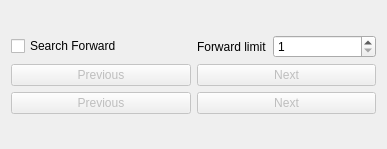
Old version of the form app/resources/modules/bible.ui in the repository xerp/projections.
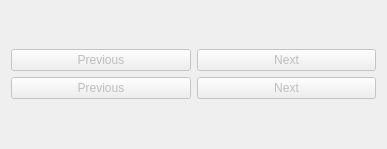
New version of the form. Icons and pictures are not drawn.

Patch:
```diff
--- a/app/resources/modules/bible.ui
+++ b/app/resources/modules/bible.ui
@@ -24,45 +24,7 @@
     <layout class="QVBoxLayout" name="verticalLayout">
      <item>
       <layout class="QGridLayout" name="gridLayout">
-       <item row="2" column="1">
-        <widget class="QPushButton" name="cmdNextChapter">
-         <property name="enabled">
-          <bool>false</bool>
-         </property>
-         <property name="sizePolicy">
-          <sizepolicy hsizetype="Minimum" vsizetype="Maximum">
-           <horstretch>0</horstretch>
-           <verstretch>0</verstretch>
-          </sizepolicy>
-         </property>
-         <property name="toolTip">
-          <string>Next Chapter</string>
-         </property>
-         <property name="statusTip">
-          <string/>
-         </property>
-         <property name="text">
-          <string>Next</string>
-         </property>
-         <property name="icon">
-          <iconset resource="core/resources.qrc">
-           <normaloff>:/main/icons/book-26.png</normaloff>:/main/icons/book-26.png</iconset>
-         </property>
-         <property name="iconSize">
-          <size>
-           <width>26</width>
-           <height>26</height>
-          </size>
-         </property>
-         <property name="shortcut">
-          <string>Ctrl+PgUp</string>
-         </property>
-         <property name="flat">
-          <bool>false</bool>
-         </property>
-        </widget>
-       </item>
-       <item row="2" column="0">
+       <item row="1" column="0">
         <widget class="QPushButton" name="cmdPrevChapter">
          <property name="enabled">
           <bool>false</bool>
@@ -97,39 +59,7 @@
          </property>
         </widget>
        </item>
-       <item row="3" column="1">
-        <widget class="QPushButton" name="cmdNextVerse">
-         <property name="enabled">
-          <bool>false</bool>
-         </property>
-         <property name="sizePolicy">
-          <sizepolicy hsizetype="Minimum" vsizetype="Maximum">
-           <horstretch>0</horstretch>
-           <verstretch>0</verstretch>
-          </sizepolicy>
-         </property>
-         <property name="toolTip">
-          <string>Next Verse</string>
-         </property>
-         <property name="text">
-          <string>Next</string>
-         </property>
-         <property name="icon">
-          <iconset resource="core/resources.qrc">
-           <normaloff>:/main/icons/verse-24.png</normaloff>:/main/icons/verse-24.png</iconset>
-         </property>
-         <property name="iconSize">
-          <size>
-           <width>26</width>
-           <height>26</height>
-          </size>
-         </property>
-         <property name="shortcut">
-          <string>PgUp</string>
-         </property>
-        </widget>
-       </item>
-       <item row="3" column="0">
+       <item row="2" column="0">
         <widget class="QPushButton" name="cmdPrevVerse">
          <property name="enabled">
           <bool>false</bool>
@@ -164,39 +94,75 @@
          </property>
         </widget>
        </item>
-       <item row="1" column="0">
-        <widget class="QCheckBox" name="cbSearchForward">
+       <item row="2" column="1">
+        <widget class="QPushButton" name="cmdNextVerse">
+         <property name="enabled">
+          <bool>false</bool>
+         </property>
+         <property name="sizePolicy">
+          <sizepolicy hsizetype="Minimum" vsizetype="Maximum">
+           <horstretch>0</horstretch>
+           <verstretch>0</verstretch>
+          </sizepolicy>
+         </property>
+         <property name="toolTip">
+          <string>Next Verse</string>
+         </property>
          <property name="text">
-          <string>Search Forward</string>
+          <string>Next</string>
+         </property>
+         <property name="icon">
+          <iconset resource="core/resources.qrc">
+           <normaloff>:/main/icons/verse-24.png</normaloff>:/main/icons/verse-24.png</iconset>
+         </property>
+         <property name="iconSize">
+          <size>
+           <width>26</width>
+           <height>26</height>
+          </size>
+         </property>
+         <property name="shortcut">
+          <string>PgUp</string>
          </property>
         </widget>
        </item>
        <item row="1" column="1">
-        <layout class="QHBoxLayout" name="horizontalLayout_2">
-         <item>
-          <widget class="QLabel" name="label">
-           <property name="sizePolicy">
-            <sizepolicy hsizetype="Maximum" vsizetype="Preferred">
-             <horstretch>0</horstretch>
-             <verstretch>0</verstretch>
-            </sizepolicy>
-           </property>
-           <property name="text">
-            <string>Forward limit</string>
-           </property>
-          </widget>
-         </item>
-         <item>
-          <widget class="QSpinBox" name="sbForwardLimit">
-           <property name="minimum">
-            <number>1</number>
-           </property>
-           <property name="maximum">
-            <number>100</number>
-           </property>
-          </widget>
-         </item>
-        </layout>
+        <widget class="QPushButton" name="cmdNextChapter">
+         <property name="enabled">
+          <bool>false</bool>
+         </property>
+         <property name="sizePolicy">
+          <sizepolicy hsizetype="Minimum" vsizetype="Maximum">
+           <horstretch>0</horstretch>
+           <verstretch>0</verstretch>
+          </sizepolicy>
+         </property>
+         <property name="toolTip">
+          <string>Next Chapter</string>
+         </property>
+         <property name="statusTip">
+          <string/>
+         </property>
+         <property name="text">
+          <string>Next</string>
+         </property>
+         <property name="icon">
+          <iconset resource="core/resources.qrc">
+           <normaloff>:/main/icons/book-26.png</normaloff>:/main/icons/book-26.png</iconset>
+         </property>
+         <property name="iconSize">
+          <size>
+           <width>26</width>
+           <height>26</height>
+          </size>
+         </property>
+         <property name="shortcut">
+          <string>Ctrl+PgUp</string>
+         </property>
+         <property name="flat">
+          <bool>false</bool>
+         </property>
+        </widget>
        </item>
       </layout>
      </item>
```
